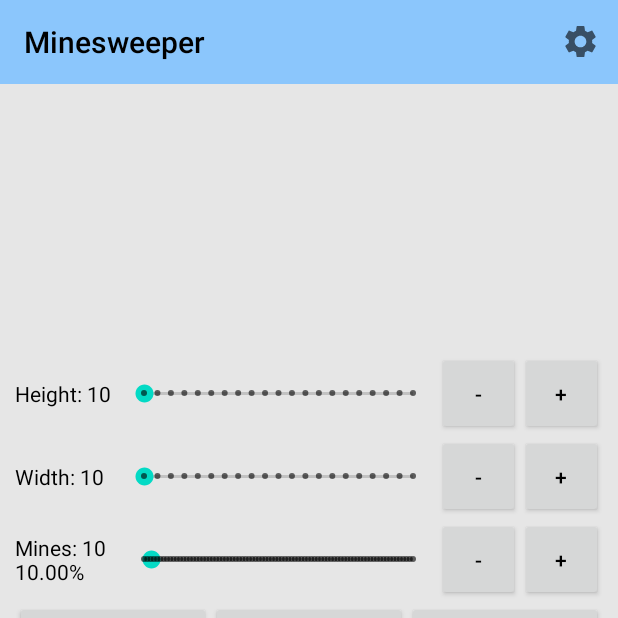
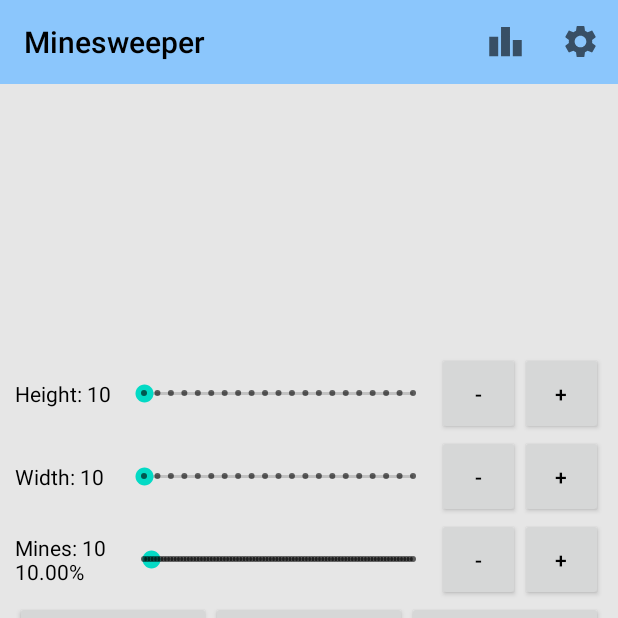
Before and after one commit to lrvideckis/Minesweeper_Android, an Android app: the screen it shows after launch (StartScreenActivity), on a phone screen of 412 x 824 dp, the top half of it. Run offline under Robolectric (Android 15) with nearby library versions, the phone set to English and light mode, and no system bars.

Commit message:
add leaderboard activity + button on toolbar

```diff
--- a/app/src/main/AndroidManifest.xml
+++ b/app/src/main/AndroidManifest.xml
@@ -13,6 +13,11 @@
         android:theme="@style/AppTheme">
         <activity
             android:name=".activity.SettingsActivity"
+            android:exported="false"
+            android:screenOrientation="portrait"
+            tools:ignore="LockedOrientationActivity" />
+        <activity
+            android:name=".activity.LeaderboardActivity"
             android:exported="false"
             android:screenOrientation="portrait"
             tools:ignore="LockedOrientationActivity" />
--- a/app/src/main/java/com/LukeVideckis/minesweeper_android/activity/StartScreenActivity.java
+++ b/app/src/main/java/com/LukeVideckis/minesweeper_android/activity/StartScreenActivity.java
@@ -176,6 +176,10 @@ public class StartScreenActivity extends AppCompatActivity implements SeekBar.On
     public boolean onOptionsItemSelected(MenuItem item) {
         if (item.getItemId() == R.id.action_settings) {
             Intent intent = new Intent(StartScreenActivity.this, SettingsActivity.class);
+            startActivity(intent);
+        }
+        if (item.getItemId() == R.id.action_leaderboard) {
+            Intent intent = new Intent(StartScreenActivity.this, LeaderboardActivity.class);
             startActivity(intent);
         }
         return true;
--- /dev/null
+++ b/app/src/main/res/drawable/leaderboard_icon.xml
@@ -0,0 +1,10 @@
+<vector xmlns:android="http://schemas.android.com/apk/res/android"
+    android:width="26dp"
+    android:height="26dp"
+    android:tint="?attr/colorControlNormal"
+    android:viewportWidth="24"
+    android:viewportHeight="24">
+<path
+      android:fillColor="@android:color/white"
+      android:pathData="M7.5,21H2V9h5.5V21zM14.75,3h-5.5v18h5.5V3zM22,11h-5.5v10H22V11z"/>
+</vector>
--- a/app/src/main/res/layout/settings.xml
+++ b/app/src/main/res/layout/settings.xml
@@ -1,6 +1,6 @@
 <?xml version="1.0" encoding="utf-8"?>
 <RelativeLayout xmlns:android="http://schemas.android.com/apk/res/android"
-    android:id="@+id/startScreenLayout"
+    android:id="@+id/settingsLayout"
     android:layout_width="match_parent"
     android:layout_height="match_parent"
     android:background="@color/reallyLightGrey"
--- a/app/src/main/res/menu/top_toolbar_actions.xml
+++ b/app/src/main/res/menu/top_toolbar_actions.xml
@@ -1,6 +1,12 @@
 <?xml version="1.0" encoding="utf-8"?>
 <menu xmlns:android="http://schemas.android.com/apk/res/android"
     xmlns:app="http://schemas.android.com/apk/res-auto">
+
+    <item
+        android:id="@+id/action_leaderboard"
+        android:icon="@drawable/leaderboard_icon"
+        android:title="leaderboard"
+        app:showAsAction="always" />
 
     <item
         android:id="@+id/action_settings"
```
Also changed, not shown: app/src/main/java/com/LukeVideckis/minesweeper_android/activity/LeaderboardActivity.java (added, +33 -0 lines), app/src/main/res/layout/leaderboard.xml (added, +27 -0 lines).
